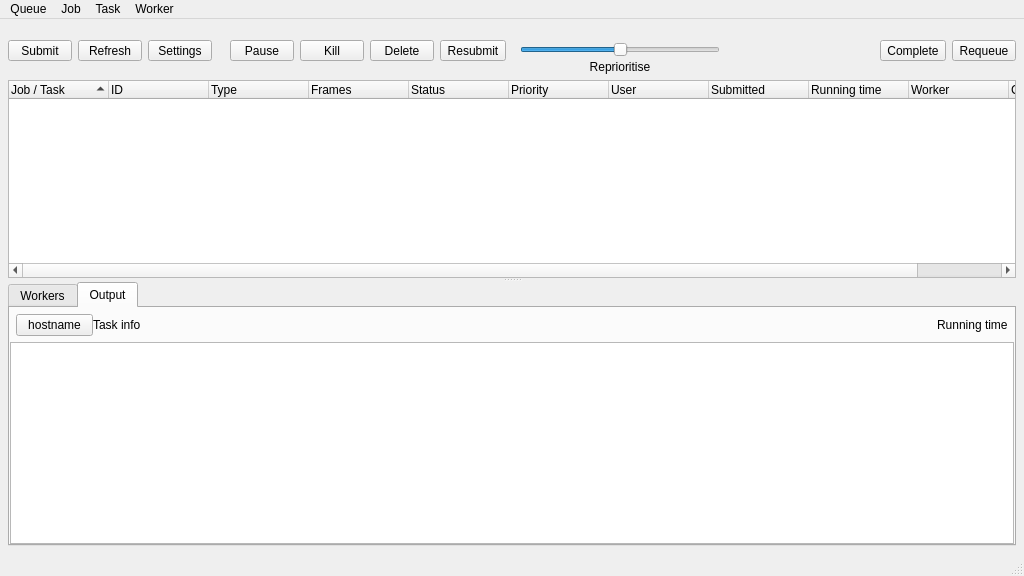
This is renderqueue/renderqueue.ui in all-in-one-of/renderqueue as Qt 5 draws it before an edit. The edited form follows.
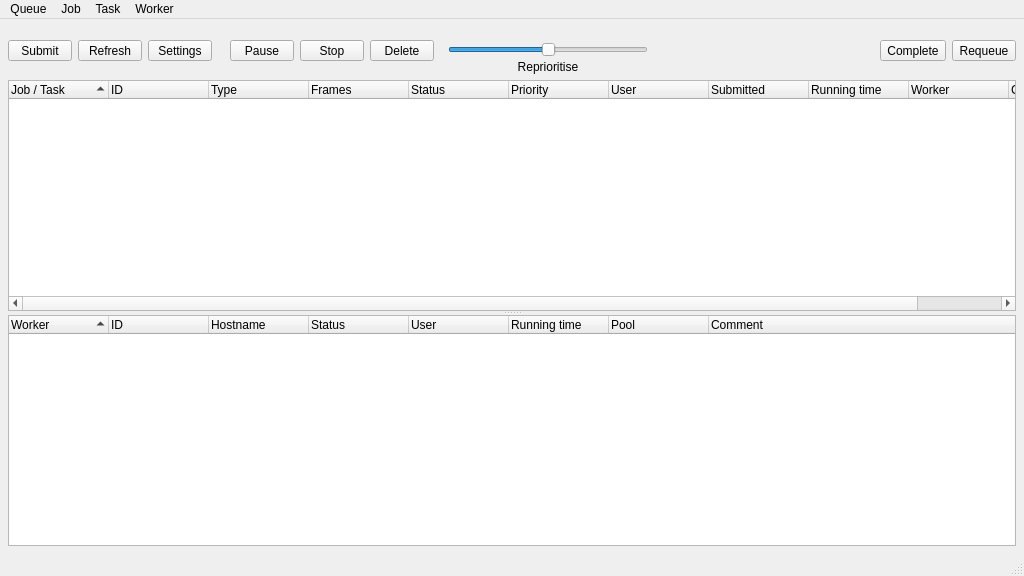
This is the edited form. Icons and pictures are not drawn.

Diff of the .ui file:
```diff
--- a/renderqueue/renderqueue.ui
+++ b/renderqueue/renderqueue.ui
@@ -194,7 +194,7 @@
              <string>Kill the selected render job(s).</string>
             </property>
             <property name="text">
-             <string>Kill</string>
+             <string>Stop</string>
             </property>
             <property name="icon">
              <iconset resource="icons.qrc">
@@ -243,38 +243,6 @@
             </property>
            </widget>
           </item>
-          <item>
-           <widget class="QToolButton" name="jobResubmit_toolButton">
-            <property name="minimumSize">
-             <size>
-              <width>64</width>
-              <height>0</height>
-             </size>
-            </property>
-            <property name="toolTip">
-             <string>&lt;html&gt;&lt;head/&gt;&lt;body&gt;&lt;p&gt;&lt;span style=&quot; font-weight:600;&quot;&gt;Resubmit the selected render job(s)&lt;/span&gt;&lt;/p&gt;&lt;p&gt;For each job selected, a new job will be created with the same settings and added to the queue.&lt;/p&gt;&lt;/body&gt;&lt;/html&gt;</string>
-            </property>
-            <property name="statusTip">
-             <string>Resubmit the selected render job(s).</string>
-            </property>
-            <property name="text">
-             <string>Resubmit</string>
-            </property>
-            <property name="icon">
-             <iconset resource="icons.qrc">
-              <normaloff>:/icons/icons/icon_resubmit.png</normaloff>:/icons/icons/icon_resubmit.png</iconset>
-            </property>
-            <property name="iconSize">
-             <size>
-              <width>32</width>
-              <height>32</height>
-             </size>
-            </property>
-            <property name="toolButtonStyle">
-             <enum>Qt::ToolButtonTextUnderIcon</enum>
-            </property>
-           </widget>
-          </item>
           <item>
            <spacer name="jobGroup_horizontalSpacer1">
             <property name="orientation">
@@ -475,9 +443,6 @@
        <property name="selectionMode">
         <enum>QAbstractItemView::ExtendedSelection</enum>
        </property>
-       <property name="rootIsDecorated">
-        <bool>true</bool>
-       </property>
        <property name="uniformRowHeights">
         <bool>true</bool>
        </property>
@@ -490,12 +455,6 @@
        <property name="allColumnsShowFocus">
         <bool>true</bool>
        </property>
-       <property name="headerHidden">
-        <bool>false</bool>
-       </property>
-       <property name="expandsOnDoubleClick">
-        <bool>true</bool>
-       </property>
        <attribute name="headerShowSortIndicator" stdset="0">
         <bool>true</bool>
        </attribute>
@@ -555,163 +514,68 @@
         </property>
        </column>
       </widget>
-      <widget class="QTabWidget" name="worker_tabWidget">
-       <property name="currentIndex">
-        <number>1</number>
+      <widget class="QTreeWidget" name="workers_treeWidget">
+       <property name="alternatingRowColors">
+        <bool>true</bool>
        </property>
-       <widget class="QWidget" name="workers_tab">
-        <attribute name="title">
-         <string>Workers</string>
-        </attribute>
-        <layout class="QVBoxLayout" name="verticalLayout">
-         <property name="margin">
-          <number>0</number>
-         </property>
-         <item>
-          <widget class="QTreeWidget" name="workers_treeWidget">
-           <column>
-            <property name="text">
-             <string>Worker</string>
-            </property>
-           </column>
-           <column>
-            <property name="text">
-             <string>Status</string>
-            </property>
-           </column>
-           <column>
-            <property name="text">
-             <string>Running time</string>
-            </property>
-           </column>
-           <column>
-            <property name="text">
-             <string>Pool</string>
-            </property>
-           </column>
-           <column>
-            <property name="text">
-             <string>Priority</string>
-            </property>
-           </column>
-          </widget>
-         </item>
-        </layout>
-       </widget>
-       <widget class="QWidget" name="output_tab">
-        <attribute name="title">
-         <string>Output</string>
-        </attribute>
-        <layout class="QVBoxLayout" name="verticalLayout_4">
-         <property name="spacing">
-          <number>0</number>
-         </property>
-         <property name="margin">
-          <number>0</number>
-         </property>
-         <item>
-          <layout class="QHBoxLayout" name="workerInfo_horizontalLayout">
-           <property name="margin">
-            <number>6</number>
-           </property>
-           <item>
-            <widget class="QToolButton" name="workerControl_toolButton">
-             <property name="sizePolicy">
-              <sizepolicy hsizetype="Maximum" vsizetype="Fixed">
-               <horstretch>0</horstretch>
-               <verstretch>0</verstretch>
-              </sizepolicy>
-             </property>
-             <property name="minimumSize">
-              <size>
-               <width>64</width>
-               <height>0</height>
-              </size>
-             </property>
-             <property name="toolTip">
-              <string>&lt;html&gt;&lt;head/&gt;&lt;body&gt;&lt;p&gt;&lt;span style=&quot; font-weight:600;&quot;&gt;Control the local render slave&lt;/span&gt;&lt;/p&gt;&lt;p&gt;Start and stop the local slave, and control task completion options.&lt;/p&gt;&lt;/body&gt;&lt;/html&gt;</string>
-             </property>
-             <property name="styleSheet">
-              <string notr="true">QToolButton {
-	padding: 1px 12px 2px 1px;
-}
-
-QToolButton:pressed, QToolButton:checked:pressed {
-	padding: 2px 11px 1px 2px;
-}
-
-QToolButton:disabled {
-	color: #ccc;
-}
-</string>
-             </property>
-             <property name="text">
-              <string>hostname</string>
-             </property>
-             <property name="icon">
-              <iconset>
-               <normaloff>:/rsc/rsc/status_icon_null.png</normaloff>
-               <disabledoff>:/rsc/rsc/status_icon_stopped.png</disabledoff>
-               <activeoff>:/rsc/rsc/status_icon_ready.png</activeoff>:/rsc/rsc/status_icon_null.png</iconset>
-             </property>
-             <property name="iconSize">
-              <size>
-               <width>15</width>
-               <height>15</height>
-              </size>
-             </property>
-             <property name="checkable">
-              <bool>true</bool>
-             </property>
-             <property name="popupMode">
-              <enum>QToolButton::InstantPopup</enum>
-             </property>
-             <property name="toolButtonStyle">
-              <enum>Qt::ToolButtonTextBesideIcon</enum>
-             </property>
-            </widget>
-           </item>
-           <item>
-            <widget class="QLabel" name="taskInfo_label">
-             <property name="text">
-              <string>Task info</string>
-             </property>
-            </widget>
-           </item>
-           <item>
-            <widget class="QLabel" name="runningTime_label">
-             <property name="sizePolicy">
-              <sizepolicy hsizetype="Maximum" vsizetype="Preferred">
-               <horstretch>0</horstretch>
-               <verstretch>0</verstretch>
-              </sizepolicy>
-             </property>
-             <property name="text">
-              <string>Running time</string>
-             </property>
-            </widget>
-           </item>
-          </layout>
-         </item>
-         <item>
-          <widget class="QTextEdit" name="output_textEdit">
-           <property name="font">
-            <font>
-             <family>Consolas, Lucidatypewriter, Fixed, monospace</family>
-            </font>
-           </property>
-           <property name="styleSheet">
-            <string notr="true">QTextEdit {
-	font-family: 'Consolas, Lucidatypewriter, Fixed, monospace';
-}</string>
-           </property>
-           <property name="readOnly">
-            <bool>true</bool>
-           </property>
-          </widget>
-         </item>
-        </layout>
-       </widget>
+       <property name="selectionMode">
+        <enum>QAbstractItemView::ExtendedSelection</enum>
+       </property>
+       <property name="rootIsDecorated">
+        <bool>false</bool>
+       </property>
+       <property name="uniformRowHeights">
+        <bool>true</bool>
+       </property>
+       <property name="sortingEnabled">
+        <bool>true</bool>
+       </property>
+       <property name="allColumnsShowFocus">
+        <bool>true</bool>
+       </property>
+       <attribute name="headerShowSortIndicator" stdset="0">
+        <bool>true</bool>
+       </attribute>
+       <column>
+        <property name="text">
+         <string>Worker</string>
+        </property>
+       </column>
+       <column>
+        <property name="text">
+         <string>ID</string>
+        </property>
+       </column>
+       <column>
+        <property name="text">
+         <string>Hostname</string>
+        </property>
+       </column>
+       <column>
+        <property name="text">
+         <string>Status</string>
+        </property>
+       </column>
+       <column>
+        <property name="text">
+         <string>User</string>
+        </property>
+       </column>
+       <column>
+        <property name="text">
+         <string>Running time</string>
+        </property>
+       </column>
+       <column>
+        <property name="text">
+         <string>Pool</string>
+        </property>
+       </column>
+       <column>
+        <property name="text">
+         <string>Comment</string>
+        </property>
+       </column>
       </widget>
      </widget>
     </item>
```
Left out of the diff: 141 changed lines with no effect on the pictures.
